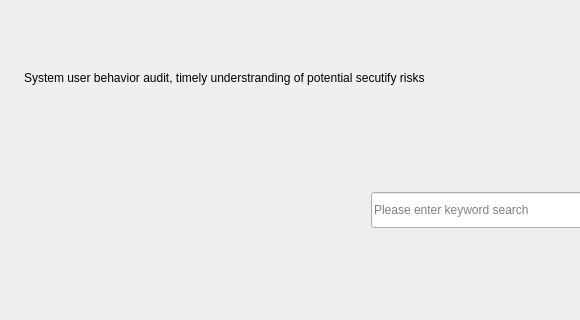
Qt form src/ui/log/log-page.ui (openeuler-mirror/ks-ssr) before a commit; both pictures show x 0 to 580 and y 0 to 320 of the 925 by 408 pixel window.
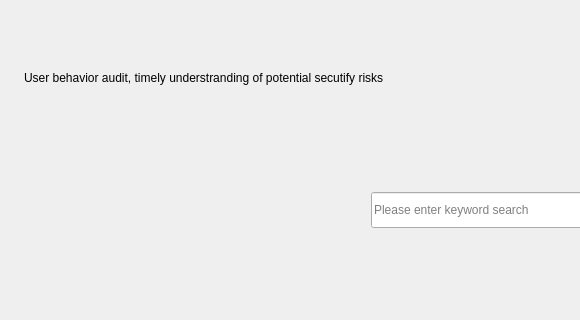
The same form after that commit. Custom widgets are drawn as their Qt base class.

Commit message: fix(log) : Update log page info translations. - 更新日志界面说明以及翻译

What changed in the file:
```diff
--- a/src/ui/log/log-page.ui
+++ b/src/ui/log/log-page.ui
@@ -43,7 +43,7 @@
         </size>
        </property>
        <property name="text">
-        <string>System user behavior audit, timely understranding of potential secutify risks</string>
+        <string>User behavior audit, timely understranding of potential secutify risks</string>
        </property>
       </widget>
      </item>
```
The commit also changes 2 other files.
